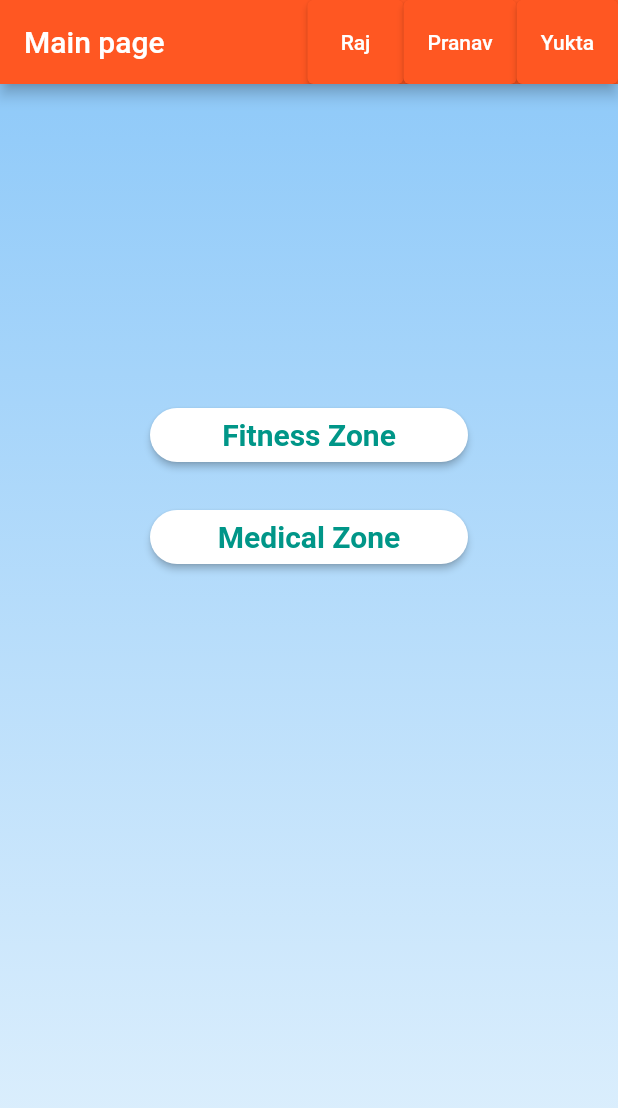
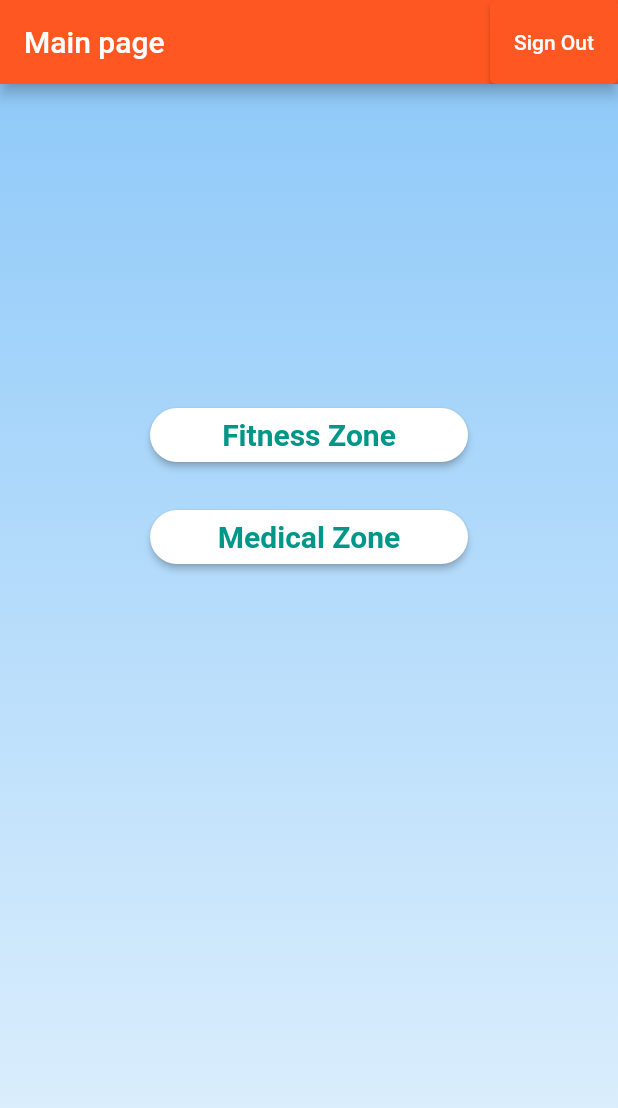
Before and after one commit to RAJ-SHEKHAWAT/MAD, a Flutter app: the screen it shows once a user with an empty profile is signed in, on a phone screen of 412 x 824 dp. Shown: the top 1108 px of the screen. Run offline on Flutter 3.47's test engine with Material 2 defaults, Android fonts, the phone set to English and light mode, and no system bars; our stand-ins replace cloud_firestore, file_picker, firebase_auth, firebase_core, firebase_storage, fl_chart and 4 more; missing offline and left inert: clipboard, firebase_ml_vision; accounts and stored records are empty.

Commit message:
Added signout

```diff
--- a/lib/main.dart
+++ b/lib/main.dart
@@ -124,12 +124,48 @@ class _SignInPageState extends State<SignInPage> {
   }
   @override
   Widget build(BuildContext context) {
-    return isSigned?MainPage(title: "Main page"):Center(
-      child: ElevatedButton(
-        child: Text("Sign in with Google"),
-        onPressed: (){
-          signIn();
-        },
+    return isSigned?MainPage(title: "Main page"):Scaffold(
+      body: SafeArea(
+        child: Center(
+          child: Column(
+            mainAxisAlignment: MainAxisAlignment.center,
+            children: <Widget>[
+              SizedBox(height: 50),
+              OutlineButton(
+                splashColor: Colors.grey,
+                shape: RoundedRectangleBorder(
+                    borderRadius: BorderRadius.circular(40)),
+                highlightElevation: 0,
+                borderSide: BorderSide(color: Colors.grey),
+                child: Padding(
+                  padding: const EdgeInsets.fromLTRB(0, 10, 0, 10),
+                  child: Row(
+                    mainAxisSize: MainAxisSize.min,
+                    mainAxisAlignment: MainAxisAlignment.center,
+                    children: <Widget>[
+                      Image(
+                          image: AssetImage("assets/google_logo.png"),
+                          height: 35.0),
+                      Padding(
+                        padding: const EdgeInsets.only(left: 10),
+                        child: Text(
+                          'Sign in with Google',
+                          style: TextStyle(
+                            fontSize: 20,
+                            color: Colors.grey,
+                          ),
+                        ),
+                      )
+                    ],
+                  ),
+                ),
+                onPressed: () {
+                 signIn();
+                },
+              ),
+            ],
+          ),
+        ),
       ),
     );
   }
@@ -163,14 +199,9 @@ class _MainPageState extends State<MainPage> {
       actions: [
 
         ElevatedButton(onPressed: (){
-          Navigator.push(context, MaterialPageRoute(builder: (context) => RHome()));
-        }, child: Text("Raj")),   ElevatedButton(onPressed : (){
-          Navigator.push(context, MaterialPageRoute(builder: (context) => TextRecognitionWidget()));
-        } , child: Text("Pranav")),
-
-        ElevatedButton(onPressed: (){
-          Navigator.push(context, MaterialPageRoute(builder: (context) => Prescription()));
-        }, child: Text("Yukta")),
+          FirebaseAuth.instance.signOut();
+          Navigator.push(context, MaterialPageRoute(builder: (context)=>SignInPage()));
+        }, child: Text("Sign Out")),
       ],
     ),
     body: Container(
```
Also changed, not shown: assets/google_logo.png (added), pubspec.lock.
